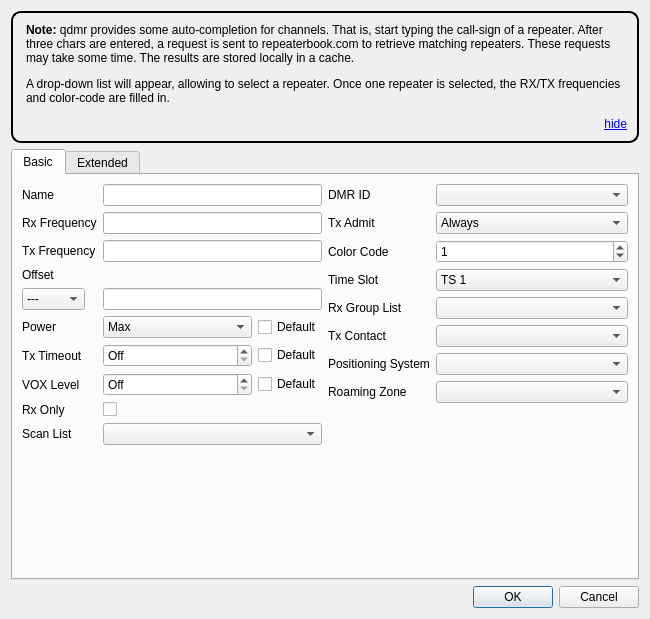
Above: src/digitalchanneldialog.ui from hmatuschek/qdmr before the change. Below: the same form after it.
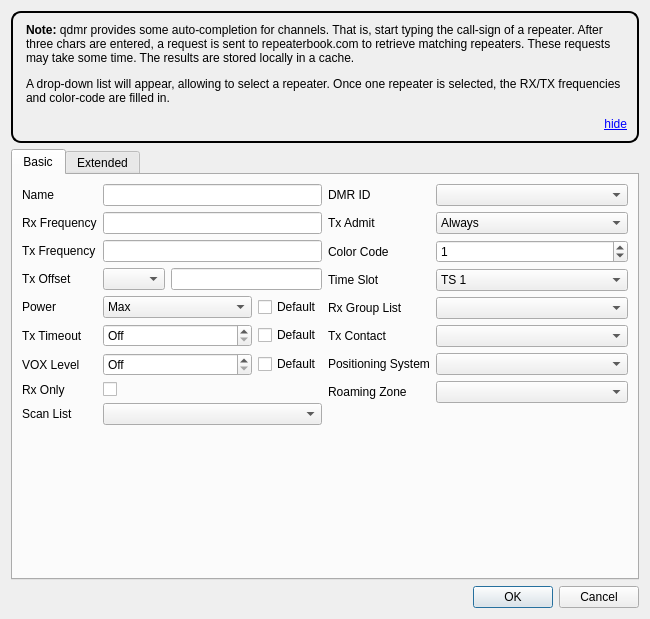
That is the form after the change. Icons and pictures are not drawn. Custom widgets are drawn as their Qt base class.

Patch:
```diff
--- a/src/digitalchanneldialog.ui
+++ b/src/digitalchanneldialog.ui
@@ -108,15 +108,35 @@
          <item row="3" column="0">
           <widget class="QLabel" name="offsetLabel">
            <property name="text">
-            <string>Offset</string>
+            <string>Tx Offset</string>
            </property>
           </widget>
          </item>
-         <item row="4" column="0">
+         <item row="3" column="1">
+          <layout class="QHBoxLayout" name="horizontalLayout_5">
+           <item>
           <widget class="QComboBox" name="offsetComboBox">
+             <property name="sizePolicy">
+              <sizepolicy hsizetype="Preferred" vsizetype="Fixed">
+               <horstretch>0</horstretch>
+               <verstretch>0</verstretch>
+              </sizepolicy>
+             </property>
+             <property name="minimumSize">
+              <size>
+               <width>62</width>
+               <height>0</height>
+              </size>
+             </property>
+             <property name="maximumSize">
+              <size>
+               <width>62</width>
+               <height>16777215</height>
+              </size>
+             </property>
            <item>
             <property name="text">
-             <string>---</string>
+               <string/>
             </property>
            </item>
            <item>
@@ -131,21 +151,23 @@
            </item>
           </widget>
          </item>
-         <item row="4" column="1">
+           <item>
           <widget class="QLineEdit" name="offsetLineEdit">
            <property name="enabled">
             <bool>true</bool>
            </property>
           </widget>
          </item>
-         <item row="5" column="0">
+          </layout>
+         </item>
+         <item row="4" column="0">
           <widget class="QLabel" name="powerLabel">
            <property name="text">
             <string>Power</string>
            </property>
           </widget>
          </item>
-         <item row="5" column="1">
+         <item row="4" column="1">
           <layout class="QHBoxLayout" name="horizontalLayout_2">
            <item>
             <widget class="QComboBox" name="powerValue">
@@ -191,14 +213,14 @@
            </item>
           </layout>
          </item>
-         <item row="6" column="0">
+         <item row="5" column="0">
           <widget class="QLabel" name="txTimeoutLabel">
            <property name="text">
             <string>Tx Timeout</string>
            </property>
           </widget>
          </item>
-         <item row="6" column="1">
+         <item row="5" column="1">
           <layout class="QHBoxLayout" name="horizontalLayout_3">
            <item>
             <widget class="QSpinBox" name="totValue">
@@ -231,14 +253,14 @@
            </item>
           </layout>
          </item>
-         <item row="7" column="0">
+         <item row="6" column="0">
           <widget class="QLabel" name="voxLevelLabel">
            <property name="text">
             <string>VOX Level</string>
            </property>
           </widget>
          </item>
-         <item row="7" column="1">
+         <item row="6" column="1">
           <layout class="QHBoxLayout" name="horizontalLayout_4">
            <item>
             <widget class="QSpinBox" name="voxValue">
@@ -262,24 +284,24 @@
            </item>
           </layout>
          </item>
-         <item row="8" column="0">
+         <item row="7" column="0">
           <widget class="QLabel" name="rxOnlyLabel">
            <property name="text">
             <string>Rx Only</string>
            </property>
           </widget>
          </item>
-         <item row="8" column="1">
+         <item row="7" column="1">
           <widget class="QCheckBox" name="rxOnly"/>
          </item>
-         <item row="9" column="0">
+         <item row="8" column="0">
           <widget class="QLabel" name="scanListLabel">
            <property name="text">
             <string>Scan List</string>
            </property>
           </widget>
          </item>
-         <item row="9" column="1">
+         <item row="8" column="1">
           <widget class="QComboBox" name="scanList">
            <property name="sizePolicy">
             <sizepolicy hsizetype="MinimumExpanding" vsizetype="Fixed">
```
Left out of the diff: 16 changed lines with no effect on the pictures. Lines whose indentation alone changed are shown as unchanged.
